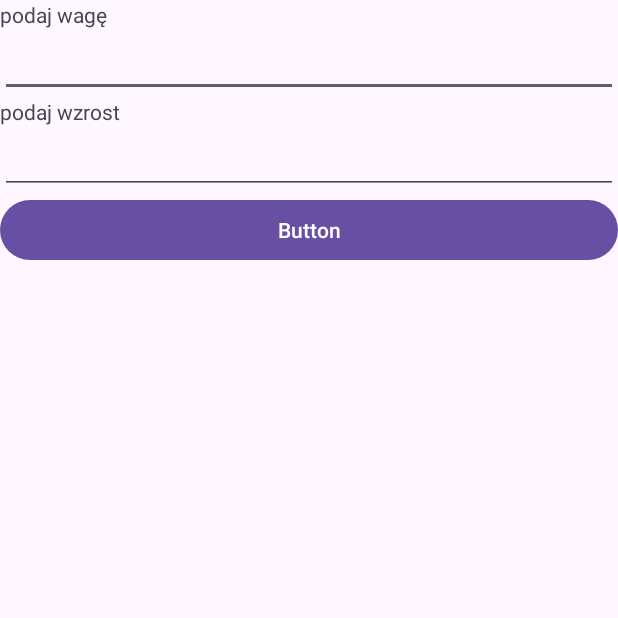
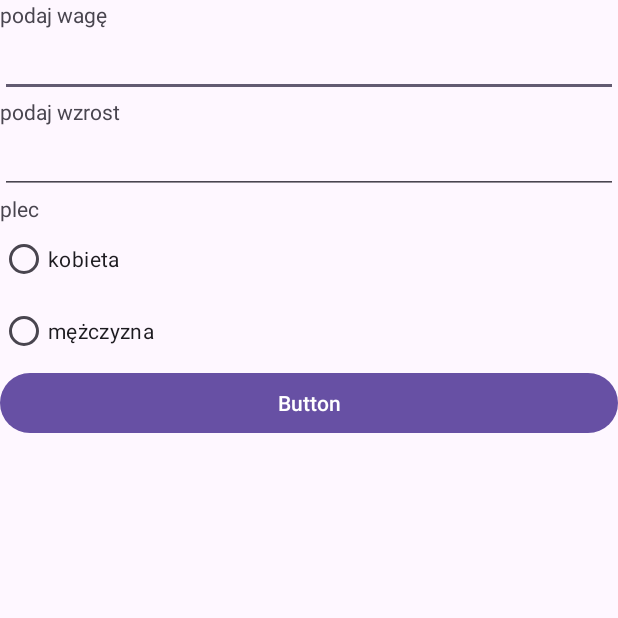
Before and after one commit to PawelFidler/zadanie04_07, an Android app: the screen it shows after launch (MainActivity), on a phone screen of 412 x 824 dp, the top half of it. Run offline under Robolectric (Android 15) with nearby library versions, the phone set to English and light mode, and no system bars.

Commit message:
dodano możliwość zmiany płci

```diff
--- a/app/src/main/res/layout/activity_main.xml
+++ b/app/src/main/res/layout/activity_main.xml
@@ -34,6 +34,29 @@
         android:ems="10"
         android:inputType="numberDecimal" />
 
+    <RadioGroup
+        android:layout_width="match_parent"
+        android:layout_height="wrap_content" >
+
+        <TextView
+            android:id="@+id/textView3"
+            android:layout_width="match_parent"
+            android:layout_height="wrap_content"
+            android:text="plec" />
+
+        <RadioButton
+            android:id="@+id/radioButton"
+            android:layout_width="match_parent"
+            android:layout_height="wrap_content"
+            android:text="kobieta" />
+
+        <RadioButton
+            android:id="@+id/radioButton2"
+            android:layout_width="match_parent"
+            android:layout_height="wrap_content"
+            android:text="mężczyzna" />
+    </RadioGroup>
+
     <Button
         android:id="@+id/button"
         android:layout_width="match_parent"
```
